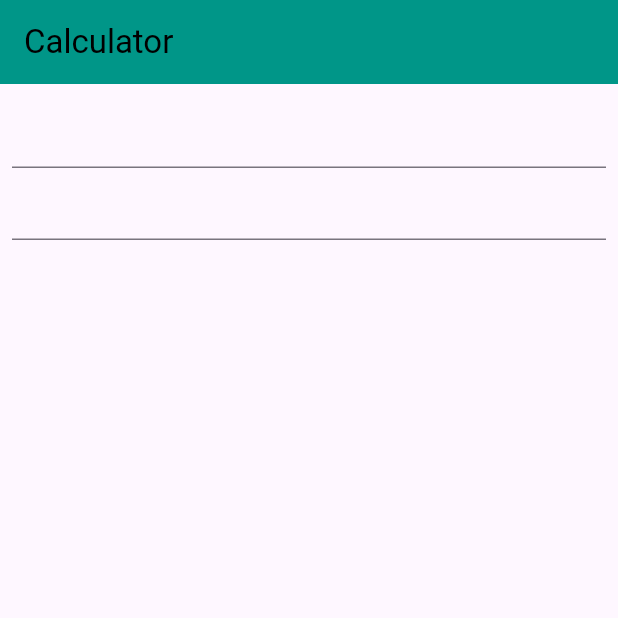
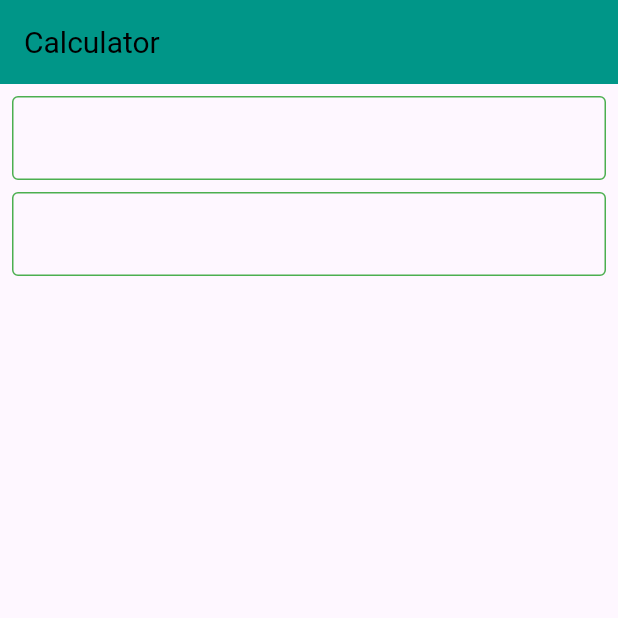
Before and after one commit to ashikmoinul/calculator_app, a Flutter app: the screen it shows after launch, on a phone screen of 412 x 824 dp, the top half of it. Run offline on Flutter 3.47's test engine with Material 3 defaults, Android fonts, the phone set to English and light mode, and no system bars.

Commit message:
Add Home Screen UI

```diff
--- a/lib/home_screen.dart
+++ b/lib/home_screen.dart
@@ -15,14 +15,16 @@ class _HomeScreenState extends State<HomeScreen> {
         backgroundColor: Colors.teal,
         title: const Text(
           'Calculator',
-          style: TextStyle(color: Colors.black, fontWeight: FontWeight.w400,),
+          style: TextStyle(fontSize: 20),
         ),
       ),
-      body: const Padding(
+      body: Padding(
         padding: EdgeInsets.all(8.0),
         child: Column(
           children: [
-            TextField(),
+            TextField(
+            ),
+            SizedBox(height: 8),
             TextField(),
           ],
         ),
--- a/lib/main.dart
+++ b/lib/main.dart
@@ -12,7 +12,28 @@ class CalculatorApp extends StatelessWidget {
   Widget build(BuildContext context) {
     return MaterialApp(
       debugShowCheckedModeBanner: false,
-      home: HomeScreen(),
+      home: const HomeScreen(),
+      theme: ThemeData(
+        appBarTheme: const AppBarTheme(
+          color: Colors.teal,
+          foregroundColor: Colors.black,
+        ),
+        inputDecorationTheme: const InputDecorationTheme(
+          border: OutlineInputBorder(
+            borderSide: BorderSide(color: Colors.green),
+          ),
+          focusedBorder: OutlineInputBorder(
+            borderSide: BorderSide(color: Colors.green),
+          ),
+          enabledBorder: OutlineInputBorder(
+            borderSide: BorderSide(color: Colors.green),
+          ),
+          errorBorder: OutlineInputBorder(
+            borderSide: BorderSide(color: Colors.red),
+          ),
+          contentPadding: EdgeInsets.all(16),
+        ),
+      ),
     );
   }
 }
```
